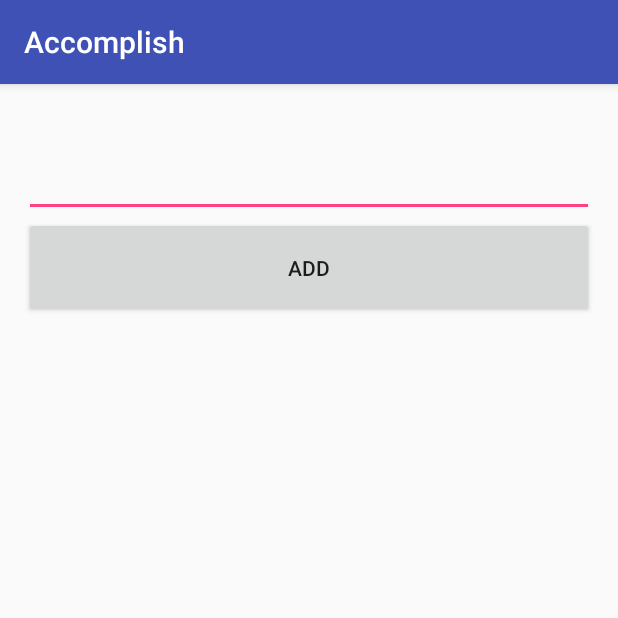
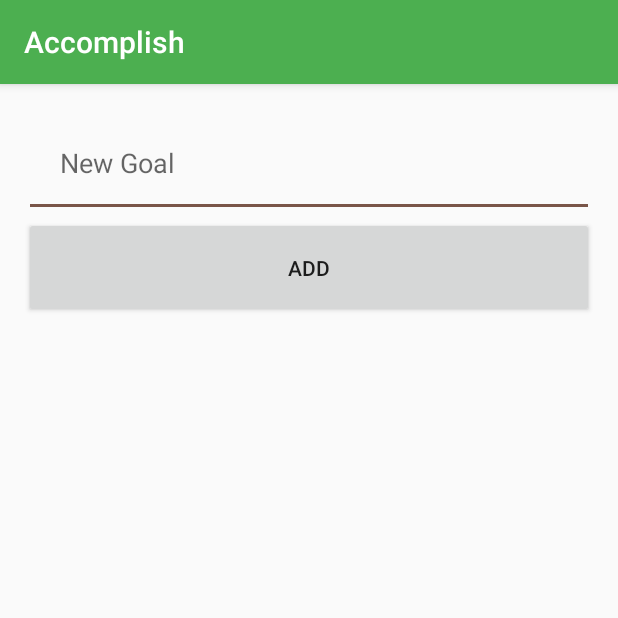
Before and after one commit to lesliedahlberg/Accomplish, an Android app: the screen it shows after launch (AddAccomplishment), after a tap on an icon or button, on a phone screen of 412 x 824 dp, the top half of it. Run offline under Robolectric (Android 15) with nearby library versions, the light colour scheme and no system bars.

Commit message:
Styling + Details

```diff
--- a/app/src/main/java/com/lesliedahlberg/accomplish/AddAccomplishment.java
+++ b/app/src/main/java/com/lesliedahlberg/accomplish/AddAccomplishment.java
@@ -5,15 +5,17 @@ import android.content.Context;
 import android.support.v7.app.AppCompatActivity;
 import android.os.Bundle;
 import android.view.View;
+import android.view.WindowManager;
 import android.widget.Button;
 import android.widget.EditText;
 
 public class AddAccomplishment extends AppCompatActivity {
-
     @Override
     protected void onCreate(Bundle savedInstanceState) {
         super.onCreate(savedInstanceState);
+
         setContentView(R.layout.activity_add_accomplishment);
+        getWindow().setSoftInputMode(WindowManager.LayoutParams.SOFT_INPUT_STATE_VISIBLE);
         Button addButton = (Button) findViewById(R.id.addButton);
         final EditText textField = (EditText) findViewById(R.id.editText);
         final Context context = this;
--- a/app/src/main/java/com/lesliedahlberg/accomplish/MainActivity.java
+++ b/app/src/main/java/com/lesliedahlberg/accomplish/MainActivity.java
@@ -86,7 +86,9 @@ public class MainActivity extends AppCompatActivity {
         int id = item.getItemId();
 
         //noinspection SimplifiableIfStatement
-        if (id == R.id.action_settings) {
+        if (id == R.id.done_all) {
+            listDbHelper.deleteAllListItems();
+            updateAdapter();
             return true;
         }
 
--- /dev/null
+++ b/app/src/main/res/drawable/ic_done_all_white_24px.xml
@@ -0,0 +1,9 @@
+<vector xmlns:android="http://schemas.android.com/apk/res/android"
+        android:width="24dp"
+        android:height="24dp"
+        android:viewportWidth="24.0"
+        android:viewportHeight="24.0">
+    <path
+        android:pathData="M18,7l-1.41,-1.41 -6.34,6.34 1.41,1.41L18,7zM22.24,5.59L11.66,16.17 7.48,12l-1.41,1.41L11.66,19l12,-12 -1.42,-1.41zM0.41,13.41L6,19l1.41,-1.41L1.83,12 0.41,13.41z"
+        android:fillColor="#FFFFFF"/>
+</vector>
--- a/app/src/main/res/layout/activity_add_accomplishment.xml
+++ b/app/src/main/res/layout/activity_add_accomplishment.xml
@@ -16,7 +16,11 @@
         android:layout_height="wrap_content"
         android:id="@+id/editText"
         android:layout_gravity="center_horizontal"
-        android:padding="24dp" />
+        android:hint="New Goal"
+        android:padding="24dp">
+        <requestFocus></requestFocus>
+    </EditText>
+
 
     <Button
         android:layout_width="match_parent"
--- a/app/src/main/res/layout/activity_main.xml
+++ b/app/src/main/res/layout/activity_main.xml
@@ -5,7 +5,8 @@
     android:layout_width="match_parent"
     android:layout_height="match_parent"
     android:fitsSystemWindows="true"
-    tools:context="com.lesliedahlberg.accomplish.MainActivity">
+    tools:context="com.lesliedahlberg.accomplish.MainActivity"
+    android:background="@color/material_grey_900">
 
     <android.support.design.widget.AppBarLayout
         android:layout_width="match_parent"
@@ -29,6 +30,6 @@
         android:layout_height="wrap_content"
         android:layout_gravity="bottom|end"
         android:layout_margin="@dimen/fab_margin"
-        android:src="@android:drawable/ic_dialog_email" />
+        android:src="@drawable/ic_add_white_24dp1" />
 
 </android.support.design.widget.CoordinatorLayout>
--- a/app/src/main/res/menu/menu_main.xml
+++ b/app/src/main/res/menu/menu_main.xml
@@ -3,17 +3,9 @@
     xmlns:tools="http://schemas.android.com/tools"
     tools:context="com.lesliedahlberg.accomplish.MainActivity">
 
-    <item
-        android:id="@+id/action_done"
-        android:orderInCategory="100"
-        android:title="Done"
-        android:icon="@drawable/ic_done_all_black_24dp"
-        android:showAsAction="always"
-        />
+    <item android:id="@+id/done_all"
+        android:icon="@drawable/ic_done_all_white_24px"
+        android:title="All Done"
+        app:showAsAction="always"/>
 
-    <item
-        android:id="@+id/action_settings"
-        android:orderInCategory="100"
-        android:title="@string/action_settings"
-         />
 </menu>
--- a/app/src/main/res/values/colors.xml
+++ b/app/src/main/res/values/colors.xml
@@ -1,6 +1,13 @@
 <?xml version="1.0" encoding="utf-8"?>
 <resources>
-    <color name="colorPrimary">#3F51B5</color>
-    <color name="colorPrimaryDark">#303F9F</color>
-    <color name="colorAccent">#FF4081</color>
+    <color name="colorPrimary">#4CAF50</color>
+    <color name="colorPrimaryDark">#388e3c</color>
+    <color name="colorAccent">#795548</color>
+
+    <color name="lightPrimaryColor">#c8e6c9</color>
+    <color name="textIcons">#ffffff</color>
+    <color name="primaryText">#212121</color>
+    <color name="secondaryText">#727272</color>
+    <color name="dividerColor">#B6B6B6</color>
+
 </resources>
```
Also changed, not shown: app/src/main/java/com/lesliedahlberg/accomplish/ListDbHelper.java (+16 -0 lines), app/src/main/res/drawable/ic_add_white_24dp1.xml (added, +9 -0 lines), app/src/main/res/drawable/ic_done_white_24px.xml (added, +9 -0 lines), app/src/main/res/layout/content_main.xml (+2 -6 lines), app/src/main/res/layout/list_item.xml (+7 -4 lines), app/src/main/res/drawable-hdpi/ic_done_all_black_24dp.png (deleted), app/src/main/res/drawable-mdpi/ic_done_all_black_24dp.png (deleted), app/src/main/res/drawable-xhdpi/ic_done_all_black_24dp.png (deleted), app/src/main/res/drawable-xxhdpi/ic_done_all_black_24dp.png (deleted), app/src/main/res/drawable-xxxhdpi/ic_done_all_black_24dp.png (deleted).
